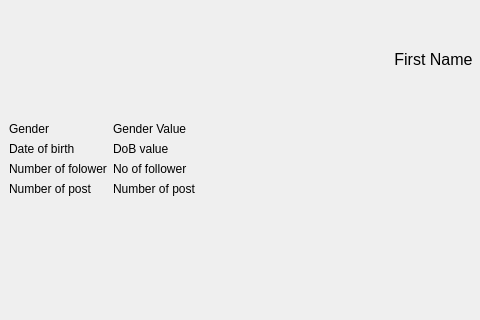
First picture: the form in profile.ui, repository hoangphuc05/social_media_1, before the edit; both pictures show x 0 to 480 and y 127 to 447 of the 695 by 625 pixel window.
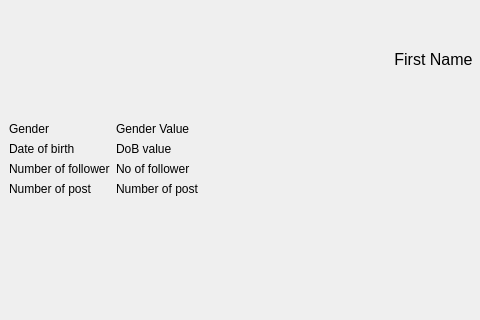
Second picture: the form after the edit. Icons and pictures are not drawn.

Commit message: profile windows update

Diff of the .ui file:
```diff
--- a/profile.ui
+++ b/profile.ui
@@ -128,7 +128,7 @@
         <item row="2" column="0">
          <widget class="QLabel" name="label_9">
           <property name="text">
-           <string>Number of folower</string>
+           <string>Number of follower</string>
           </property>
          </widget>
         </item>
```
Left out of the diff: 2 changed lines with no effect on the pictures. The commit also changes 6 other files.
